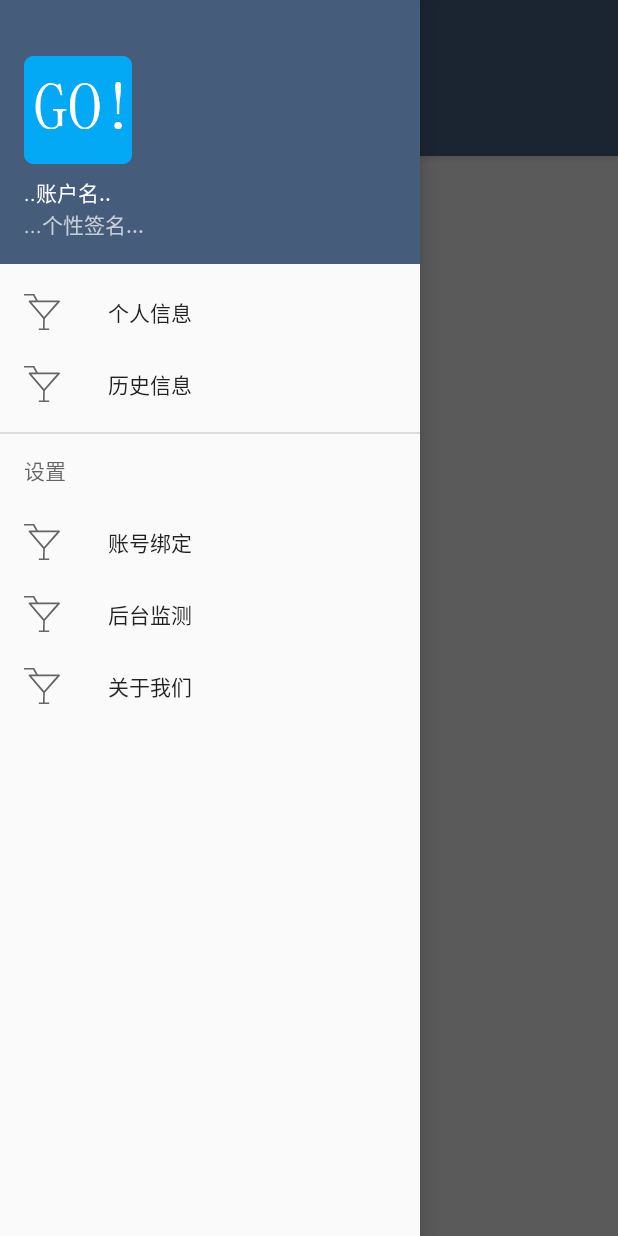
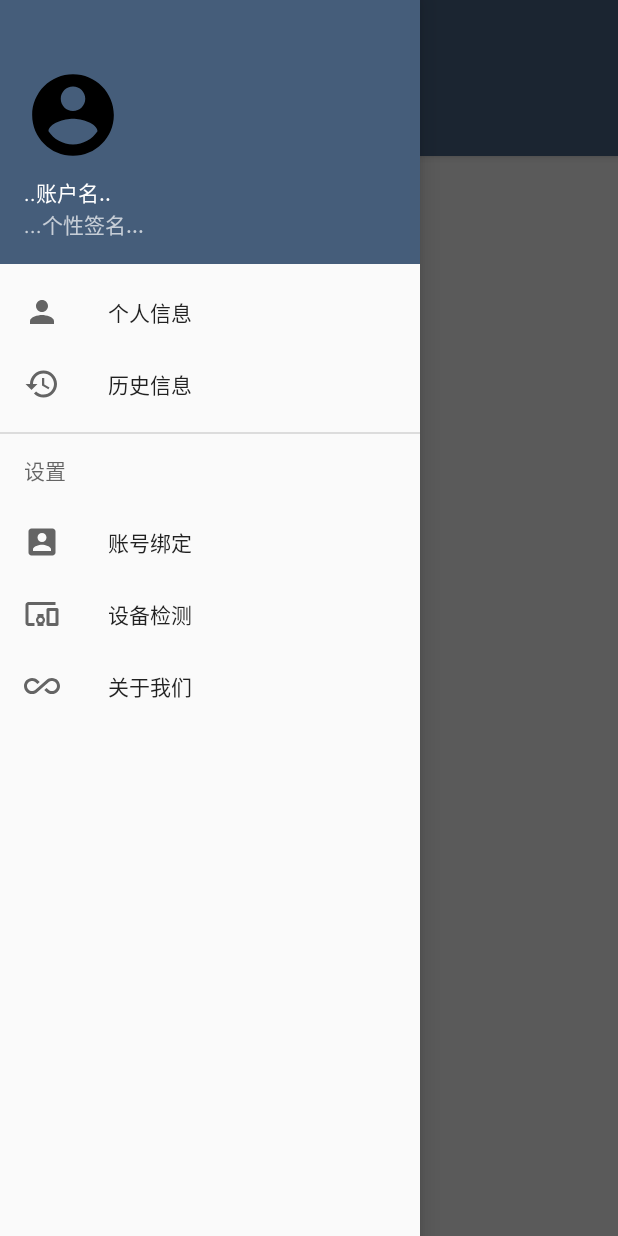
Before and after one commit to android-app-development-course/Auto-Run, an Android app: the OriginActivty screen opened directly, with no data from a screen before it, with the side drawer open, on a phone screen of 412 x 824 dp. Run offline under Robolectric (Android 15) with nearby library versions, the phone set to English and light mode, and no system bars; libraries missing offline, so code that uses them is left out: at.markushi.ui, com.githang.statusbar; 1 statement that could not run was skipped.

Commit message:
ui优化

```diff
--- a/AutoRun/app/src/main/java/com/example/al/auto_run/activity/OriginActivty.java
+++ b/AutoRun/app/src/main/java/com/example/al/auto_run/activity/OriginActivty.java
@@ -59,10 +59,10 @@ public class OriginActivty extends BaseActivity
         mNavigationView.setNavigationItemSelectedListener(this);
 
         List<Fragment> fragments = new ArrayList<Fragment>(){
-            {add(new AutoOriFragment()); add(new RideOriFragment());
-             add(new RunOriFragment()); add(new WalkOriFragment());}
+            {add(new AutoOriFragment()); add(new WalkOriFragment());
+             add(new RunOriFragment()); add(new RideOriFragment());}
         };
-        String[] titles = {"Auto", "Walk", "Run", "Ride"};
+        String[] titles = {"Auto", "健走", "跑步", "骑行"};
         mViewPage.setAdapter(new ViewPagerAdapter(getSupportFragmentManager(), fragments, titles));
         mTabLayout.setupWithViewPager(mViewPage);
     }
--- a/AutoRun/app/src/main/java/com/example/al/auto_run/customview/TasksCompletedView.java
+++ b/AutoRun/app/src/main/java/com/example/al/auto_run/customview/TasksCompletedView.java
@@ -76,7 +76,7 @@ public class TasksCompletedView extends View {
         // typeArray.getColor(
         // R.styleable.TasksCompletedView_circleColor, 0xFFFFFFFF);
         mRingColor = typeArray.getColor(
-                R.styleable.TasksCompletedView_ringColor, getResources().getColor(R.color.colortry1qd));
+                R.styleable.TasksCompletedView_ringColor, 0xffffffff);
         nRingColor = 0xffff4100;
         mRingRadius = mRadius + mStrokeWidth / 2;
     }
--- a/AutoRun/app/src/main/java/com/example/al/auto_run/fragments/WalkOriFragment.java
+++ b/AutoRun/app/src/main/java/com/example/al/auto_run/fragments/WalkOriFragment.java
@@ -23,6 +23,7 @@ import at.markushi.ui.CircleButton;
 
 public class WalkOriFragment extends Fragment {
     TextView Tv_miles_count;
+    TextView tv_view_miles;
     Button Btn_go;
     @Nullable
     @Override
@@ -30,6 +31,8 @@ public class WalkOriFragment extends Fragment {
     public View onCreateView(LayoutInflater inflater, @Nullable ViewGroup container, @Nullable Bundle savedInstanceState) {
         View view = inflater.inflate(R.layout.origin_main, container, false);
 
+        tv_view_miles=view.findViewById(R.id.txt_view_miles);
+        tv_view_miles.setText("健走总公里");
         Tv_miles_count=view.findViewById(R.id.txt_view_miles_count);
         Tv_miles_count.setOnClickListener(new View.OnClickListener() {
             @Override
--- /dev/null
+++ b/AutoRun/app/src/main/res/drawable/ic_account_box_black_24dp.xml
@@ -0,0 +1,9 @@
+<vector xmlns:android="http://schemas.android.com/apk/res/android"
+        android:width="24dp"
+        android:height="24dp"
+        android:viewportWidth="24.0"
+        android:viewportHeight="24.0">
+    <path
+        android:fillColor="#FF000000"
+        android:pathData="M3,5v14c0,1.1 0.89,2 2,2h14c1.1,0 2,-0.9 2,-2L21,5c0,-1.1 -0.9,-2 -2,-2L5,3c-1.11,0 -2,0.9 -2,2zM15,9c0,1.66 -1.34,3 -3,3s-3,-1.34 -3,-3 1.34,-3 3,-3 3,1.34 3,3zM6,17c0,-2 4,-3.1 6,-3.1s6,1.1 6,3.1v1L6,18v-1z"/>
+</vector>
--- /dev/null
+++ b/AutoRun/app/src/main/res/drawable/ic_account_circle_black_24dp.xml
@@ -0,0 +1,9 @@
+<vector xmlns:android="http://schemas.android.com/apk/res/android"
+        android:width="65dp"
+        android:height="65dp"
+        android:viewportWidth="24.0"
+        android:viewportHeight="24.0">
+    <path
+        android:fillColor="#FF000000"
+        android:pathData="M12,2C6.48,2 2,6.48 2,12s4.48,10 10,10 10,-4.48 10,-10S17.52,2 12,2zM12,5c1.66,0 3,1.34 3,3s-1.34,3 -3,3 -3,-1.34 -3,-3 1.34,-3 3,-3zM12,19.2c-2.5,0 -4.71,-1.28 -6,-3.22 0.03,-1.99 4,-3.08 6,-3.08 1.99,0 5.97,1.09 6,3.08 -1.29,1.94 -3.5,3.22 -6,3.22z"/>
+</vector>
--- /dev/null
+++ b/AutoRun/app/src/main/res/drawable/ic_all_inclusive_black_24dp.xml
@@ -0,0 +1,9 @@
+<vector xmlns:android="http://schemas.android.com/apk/res/android"
+        android:width="24dp"
+        android:height="24dp"
+        android:viewportWidth="24.0"
+        android:viewportHeight="24.0">
+    <path
+        android:fillColor="#FF000000"
+        android:pathData="M18.6,6.62c-1.44,0 -2.8,0.56 -3.77,1.53L12,10.66 10.48,12h0.01L7.8,14.39c-0.64,0.64 -1.49,0.99 -2.4,0.99 -1.87,0 -3.39,-1.51 -3.39,-3.38S3.53,8.62 5.4,8.62c0.91,0 1.76,0.35 2.44,1.03l1.13,1 1.51,-1.34L9.22,8.2C8.2,7.18 6.84,6.62 5.4,6.62 2.42,6.62 0,9.04 0,12s2.42,5.38 5.4,5.38c1.44,0 2.8,-0.56 3.77,-1.53l2.83,-2.5 0.01,0.01L13.52,12h-0.01l2.69,-2.39c0.64,-0.64 1.49,-0.99 2.4,-0.99 1.87,0 3.39,1.51 3.39,3.38s-1.52,3.38 -3.39,3.38c-0.9,0 -1.76,-0.35 -2.44,-1.03l-1.14,-1.01 -1.51,1.34 1.27,1.12c1.02,1.01 2.37,1.57 3.82,1.57 2.98,0 5.4,-2.41 5.4,-5.38s-2.42,-5.37 -5.4,-5.37z"/>
+</vector>
--- /dev/null
+++ b/AutoRun/app/src/main/res/drawable/ic_devices_other_black_24dp.xml
@@ -0,0 +1,9 @@
+<vector xmlns:android="http://schemas.android.com/apk/res/android"
+        android:width="24dp"
+        android:height="24dp"
+        android:viewportWidth="24.0"
+        android:viewportHeight="24.0">
+    <path
+        android:fillColor="#FF000000"
+        android:pathData="M3,6h18L21,4L3,4c-1.1,0 -2,0.9 -2,2v12c0,1.1 0.9,2 2,2h4v-2L3,18L3,6zM13,12L9,12v1.78c-0.61,0.55 -1,1.33 -1,2.22s0.39,1.67 1,2.22L9,20h4v-1.78c0.61,-0.55 1,-1.34 1,-2.22s-0.39,-1.67 -1,-2.22L13,12zM11,17.5c-0.83,0 -1.5,-0.67 -1.5,-1.5s0.67,-1.5 1.5,-1.5 1.5,0.67 1.5,1.5 -0.67,1.5 -1.5,1.5zM22,8h-6c-0.5,0 -1,0.5 -1,1v10c0,0.5 0.5,1 1,1h6c0.5,0 1,-0.5 1,-1L23,9c0,-0.5 -0.5,-1 -1,-1zM21,18h-4v-8h4v8z"/>
+</vector>
--- /dev/null
+++ b/AutoRun/app/src/main/res/drawable/ic_history_black_24dp.xml
@@ -0,0 +1,9 @@
+<vector xmlns:android="http://schemas.android.com/apk/res/android"
+        android:width="24dp"
+        android:height="24dp"
+        android:viewportWidth="24.0"
+        android:viewportHeight="24.0">
+    <path
+        android:fillColor="#FF000000"
+        android:pathData="M13,3c-4.97,0 -9,4.03 -9,9L1,12l3.89,3.89 0.07,0.14L9,12L6,12c0,-3.87 3.13,-7 7,-7s7,3.13 7,7 -3.13,7 -7,7c-1.93,0 -3.68,-0.79 -4.94,-2.06l-1.42,1.42C8.27,19.99 10.51,21 13,21c4.97,0 9,-4.03 9,-9s-4.03,-9 -9,-9zM12,8v5l4.28,2.54 0.72,-1.21 -3.5,-2.08L13.5,8L12,8z"/>
+</vector>
--- /dev/null
+++ b/AutoRun/app/src/main/res/drawable/ic_person_black_24dp.xml
@@ -0,0 +1,9 @@
+<vector xmlns:android="http://schemas.android.com/apk/res/android"
+        android:width="24dp"
+        android:height="24dp"
+        android:viewportWidth="24.0"
+        android:viewportHeight="24.0">
+    <path
+        android:fillColor="#FF000000"
+        android:pathData="M12,12c2.21,0 4,-1.79 4,-4s-1.79,-4 -4,-4 -4,1.79 -4,4 1.79,4 4,4zM12,14c-2.67,0 -8,1.34 -8,4v2h16v-2c0,-2.66 -5.33,-4 -8,-4z"/>
+</vector>
--- a/AutoRun/app/src/main/res/layout/activity_login.xml
+++ b/AutoRun/app/src/main/res/layout/activity_login.xml
@@ -99,7 +99,7 @@
         />
 
     <LinearLayout
-        android:layout_below="@id/button"
+        android:layout_below="@id/button_login"
         android:id="@+id/linearLayout2"
         android:layout_width="match_parent"
         android:layout_height="50dp"
--- a/AutoRun/app/src/main/res/layout/activity_record.xml
+++ b/AutoRun/app/src/main/res/layout/activity_record.xml
@@ -84,7 +84,7 @@
                     android:textSize="15dp"
                     android:textColor="#FFFFFF"
                     android:layout_gravity="center"
-                    android:id="@+id/textView2"
+                    android:id="@+id/tv_timer"
                     android:layout_marginTop="18dp"
                     />
             </LinearLayout>
@@ -95,7 +95,7 @@
                 android:orientation="vertical"
                 android:id="@+id/linearLayout2">
                 <TextView
-                    android:id="@+id/speeder"
+                    android:id="@+id/tv_num_speeder"
                     android:layout_width="wrap_content"
                     android:layout_height="wrap_content"
                     android:text="00'00''"
@@ -109,7 +109,7 @@
                     android:text="配速"
                     android:textColor="#FFFFFF"
                     android:textSize="15dp"
-                    android:id="@+id/textView3"
+                    android:id="@+id/tv_speeder"
                     android:layout_gravity="center"
                     android:layout_marginTop="18dp"/>
 
--- a/AutoRun/app/src/main/res/layout/nav_header_main.xml
+++ b/AutoRun/app/src/main/res/layout/nav_header_main.xml
@@ -17,7 +17,7 @@
         android:layout_width="wrap_content"
         android:layout_height="wrap_content"
         android:paddingTop="@dimen/nav_header_vertical_spacing"
-        app:srcCompat="@mipmap/ic_launcher_round" />
+        app:srcCompat="@drawable/ic_account_circle_black_24dp" />
 
     <TextView
         android:layout_width="match_parent"
--- a/AutoRun/app/src/main/res/menu/activity_origin_menu.xml
+++ b/AutoRun/app/src/main/res/menu/activity_origin_menu.xml
@@ -6,11 +6,11 @@
     <group android:checkableBehavior="single">
         <item
             android:id="@+id/nav_person_info"
-            android:icon="@drawable/ic_indicator"
+            android:icon="@drawable/ic_person_black_24dp"
             android:title="个人信息" />
         <item
             android:id="@+id/nav_history_record"
-            android:icon="@drawable/ic_indicator"
+            android:icon="@drawable/ic_history_black_24dp"
             android:title="历史信息" />
     </group>
 
@@ -18,15 +18,15 @@
         <menu>
             <item
                 android:id="@+id/nav_id_binding"
-                android:icon="@drawable/ic_indicator"
+                android:icon="@drawable/ic_account_box_black_24dp"
                 android:title="账号绑定" />
             <item
                 android:id="@+id/nav_detect_back"
-                android:icon="@drawable/ic_indicator"
-                android:title="后台监测" />
+                android:icon="@drawable/ic_devices_other_black_24dp"
+                android:title="设备检测" />
             <item
                 android:id="@+id/nav_about_us"
-                android:icon="@drawable/ic_indicator"
+                android:icon="@drawable/ic_all_inclusive_black_24dp"
                 android:title="关于我们"/>
         </menu>
     </item>
```
Also changed, not shown: AutoRun/app/src/main/java/com/example/al/auto_run/activity/RecordActivity.java (+49 -15 lines), AutoRun/app/src/main/java/com/example/al/auto_run/fragments/RideOriFragment.java (+33 -0 lines), AutoRun/app/src/main/java/com/example/al/auto_run/fragments/RunOriFragment.java (+23 -9 lines), AutoRun/app/src/main/res/drawable/btn_outoflocal1.png.
